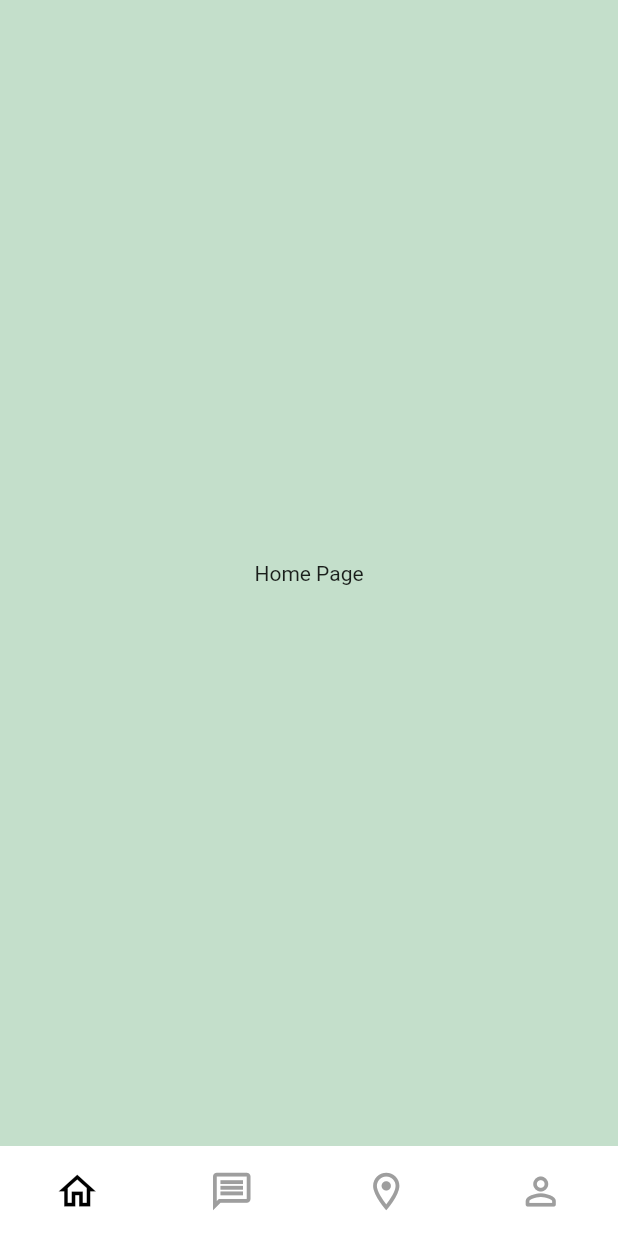
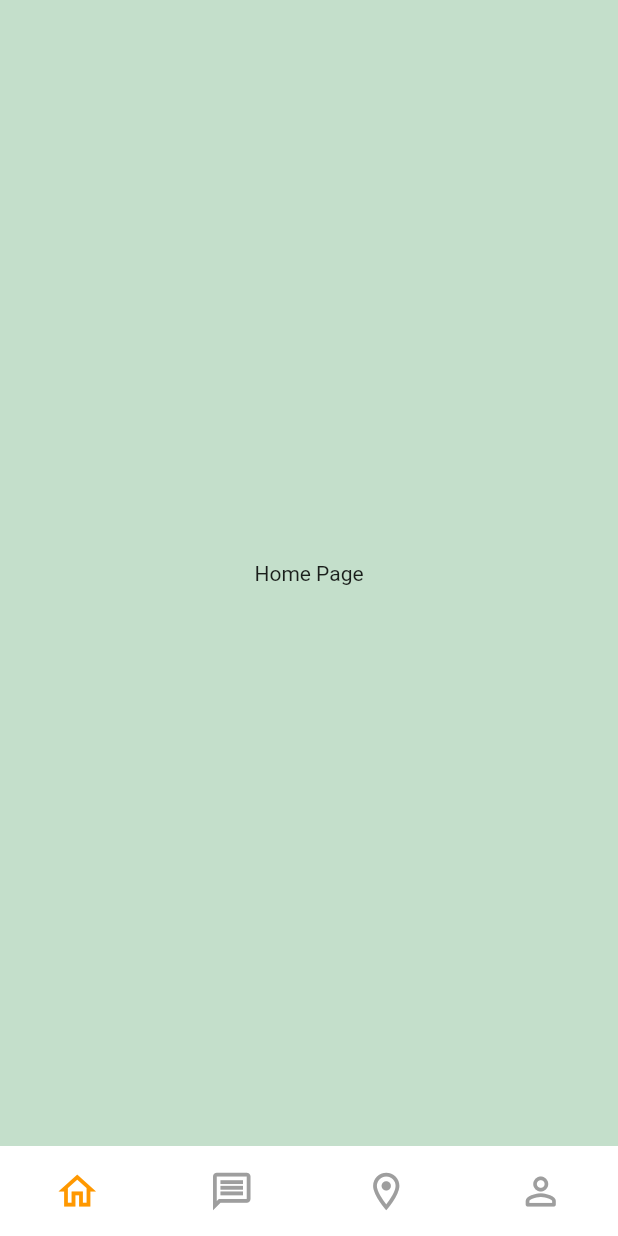
Before and after one commit to frdmn12/petHub, a Flutter app: the screen it shows after launch, on a phone screen of 412 x 824 dp. Run offline on Flutter 3.47's test engine with Material 2 defaults, Android fonts, the phone set to English and light mode, and no system bars.

Commit message:
Update Navbar

```diff
--- a/lib/pages/index.dart
+++ b/lib/pages/index.dart
@@ -41,7 +41,7 @@ class IndexState extends State<Index> {
 Container buildNavBar(BuildContext context, int currentIndex, Function(int) onTap) {
 
   Color iconColor(int index) {
-    return currentIndex == index ? Colors.black : Colors.grey;
+    return currentIndex == index ? Colors.orange : Colors.grey;
   }
   return Container(
     height: 60,
```
